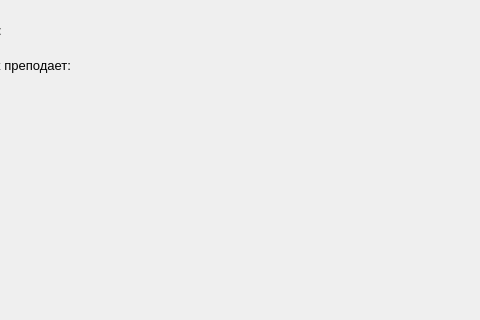
The window that dialog_form_2.ui (tanyaflos76/project_1) describes before a commit, drawn with Qt 5; both pictures show x 115 to 595 and y 120 to 440 of the 911 by 544 pixel window.
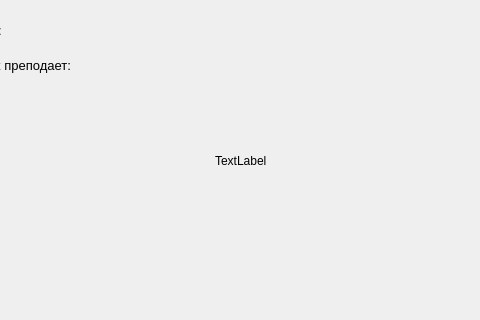
The same window after the commit.

```diff
--- a/dialog_form_2.ui
+++ b/dialog_form_2.ui
@@ -89,13 +89,13 @@
    <property name="geometry">
     <rect>
      <x>330</x>
-     <y>30</y>
+     <y>40</y>
      <width>561</width>
-     <height>491</height>
+     <height>481</height>
     </rect>
    </property>
    <property name="text">
-    <string/>
+    <string>TextLabel</string>
    </property>
   </widget>
   <widget class="QLabel" name="label_7">
```
Left out of the diff: 4 changed lines with no effect on the pictures.
